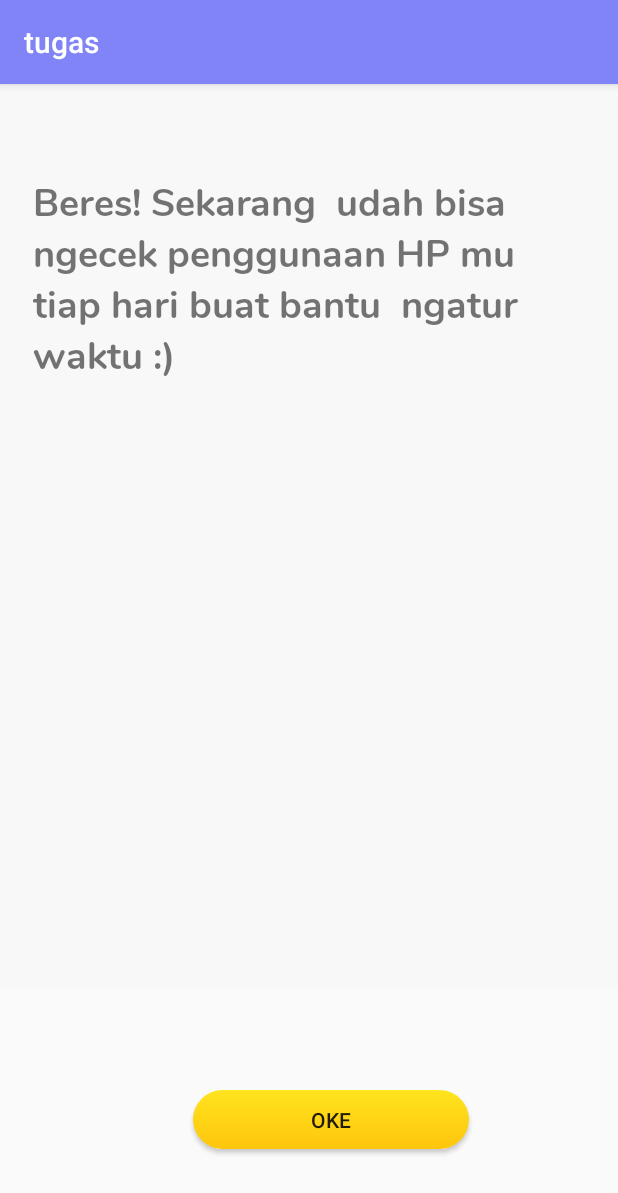
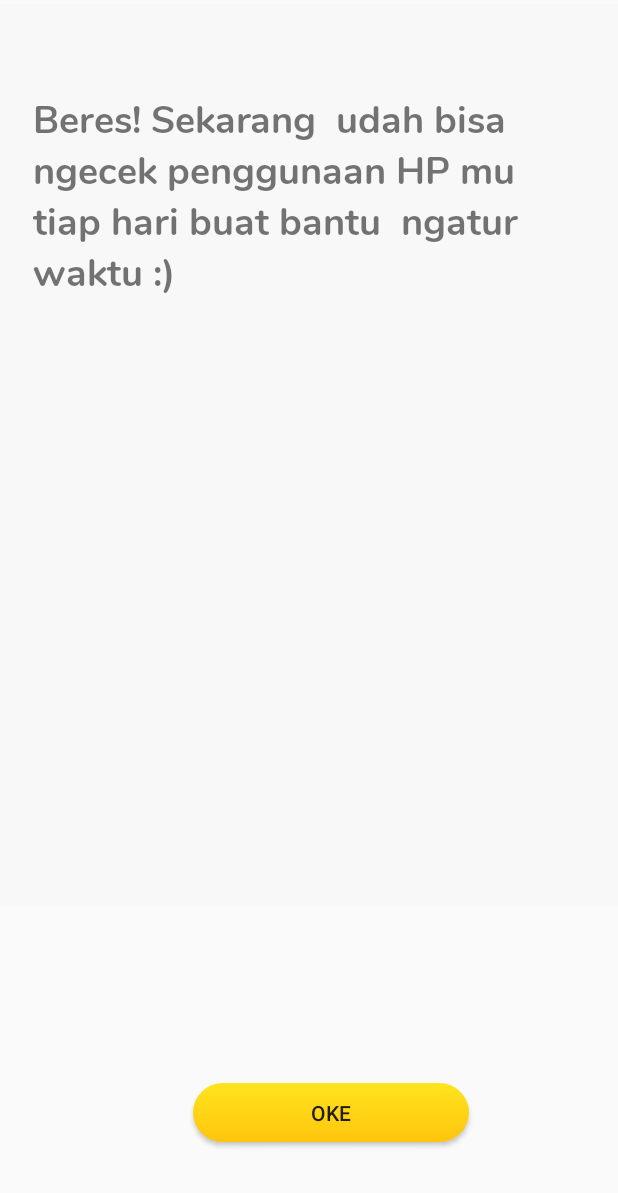
Before and after one commit to FachriFrzl/aplikasi, an Android app: the Activiti2 screen opened directly, with no data from a screen before it, after a tap on "Selanjutnya", on a phone screen of 412 x 824 dp. Shown: the top 1193 px of the screen. Run offline under Robolectric (Android 15) with nearby library versions, the phone set to English and light mode, and no system bars.

```diff
--- a/app/src/main/AndroidManifest.xml
+++ b/app/src/main/AndroidManifest.xml
@@ -5,10 +5,10 @@
     <application
         android:allowBackup="true"
         android:icon="@mipmap/ic_launcher"
-        android:label="@string/app_name"
+        android:label="Tugas AKB"
         android:roundIcon="@mipmap/ic_launcher_round"
         android:supportsRtl="true"
-        android:theme="@style/AppTheme">
+        android:theme="@style/AppTheme.NoActionBar">
         <activity android:name=".MainActivity">
             <intent-filter>
                 <action android:name="android.intent.action.MAIN" />
--- a/app/src/main/java/com/example/tugas/Activiti3.kt
+++ b/app/src/main/java/com/example/tugas/Activiti3.kt
@@ -2,11 +2,14 @@ package com.example.tugas
 
 import android.content.Intent
 import android.os.Bundle
+import android.service.autofill.OnClickAction
+import android.view.View
 import android.widget.Button
 import android.widget.TextView
 import androidx.appcompat.app.AppCompatActivity
 import kotlinx.android.synthetic.main.txt3.*
 import kotlinx.android.synthetic.main.txt4.*
+import kotlin.system.exitProcess
 import com.example.tugas.EXTRA_MESSAGE as EXTRA_MESSAGE
 
 class Activiti3 :AppCompatActivity() {
@@ -20,6 +23,16 @@ class Activiti3 :AppCompatActivity() {
         val message = intent.getStringExtra(EXTRA_MESSAGE)
         val tn = "Beres! Sekarang "+message+ " udah bisa ngecek penggunaan HP mu tiap hari buat bantu "+message+" ngatur waktu :)"
         txt.setText(tn)
+        btm = findViewById(R.id.btp)
+        btm.setOnClickListener(){
+            fun OnClickAction()
+            {
+                System.exit(0)
+            }
+            fun exit() {
+                finish()
+            }
+        }
+             }
 
-             }
-        }
+    }
--- a/app/src/main/java/com/example/tugas/MainActivity.kt
+++ b/app/src/main/java/com/example/tugas/MainActivity.kt
@@ -16,6 +16,9 @@ class MainActivity : AppCompatActivity() {
         btn.setOnClickListener{
             startActivity(Intent(this,Activiti::class.java))
             //06-04-2020
+            //Nama  : Muhamad Fachrizal
+            //Kelas : IF5
+            //NIM   : 10117174
         }
 
     }
--- a/app/src/main/res/layout/txt4.xml
+++ b/app/src/main/res/layout/txt4.xml
@@ -41,7 +41,7 @@
     </RelativeLayout>
 
     <Button
-        android:id="@+id/btm"
+        android:id="@+id/btp"
         android:layout_width="184dp"
         android:layout_height="39dp"
         android:background="@drawable/tst"
--- a/app/src/main/res/values/colors.xml
+++ b/app/src/main/res/values/colors.xml
@@ -1,6 +1,6 @@
 <?xml version="1.0" encoding="utf-8"?>
 <resources>
-    <color name="colorPrimary">#8084f6</color>
+    <color name="colorPrimary">#f8f8f8</color>
     <color name="colorPrimaryDark">#482d7e</color>
     <color name="colorAccent">#D81B60</color>
 </resources>
--- a/app/src/main/res/values/strings.xml
+++ b/app/src/main/res/values/strings.xml
@@ -1,4 +1,4 @@
 <resources>
-    <string name="app_name">tugas</string>
+    <string name="app_name"></string>
     <string name="Test">Dengan menekan tombol masuk berarti Anda menyetujui <b>ketentuan pengguna</b> dan <b>kebijakan Data</b> kami</string>
 </resources>
--- a/app/src/main/res/values/styles.xml
+++ b/app/src/main/res/values/styles.xml
@@ -1,11 +1,11 @@
 <resources>
 
     <!-- Base application theme. -->
-    <style name="AppTheme" parent="Theme.AppCompat.Light.DarkActionBar">
+    <style name="AppTheme.NoActionBar" parent="Theme.AppCompat.Light.DarkActionBar">
         <!-- Customize your theme here. -->
-        <item name="colorPrimary">@color/colorPrimary</item>
-        <item name="colorPrimaryDark">@color/colorPrimaryDark</item>
-        <item name="colorAccent">@color/colorAccent</item>
+        <item name="windowActionBar">false</item>
+        <item name="windowNoTitle">true</item>
+        <item name="android:windowFullscreen">false</item>
     </style>
 
 </resources>
```
